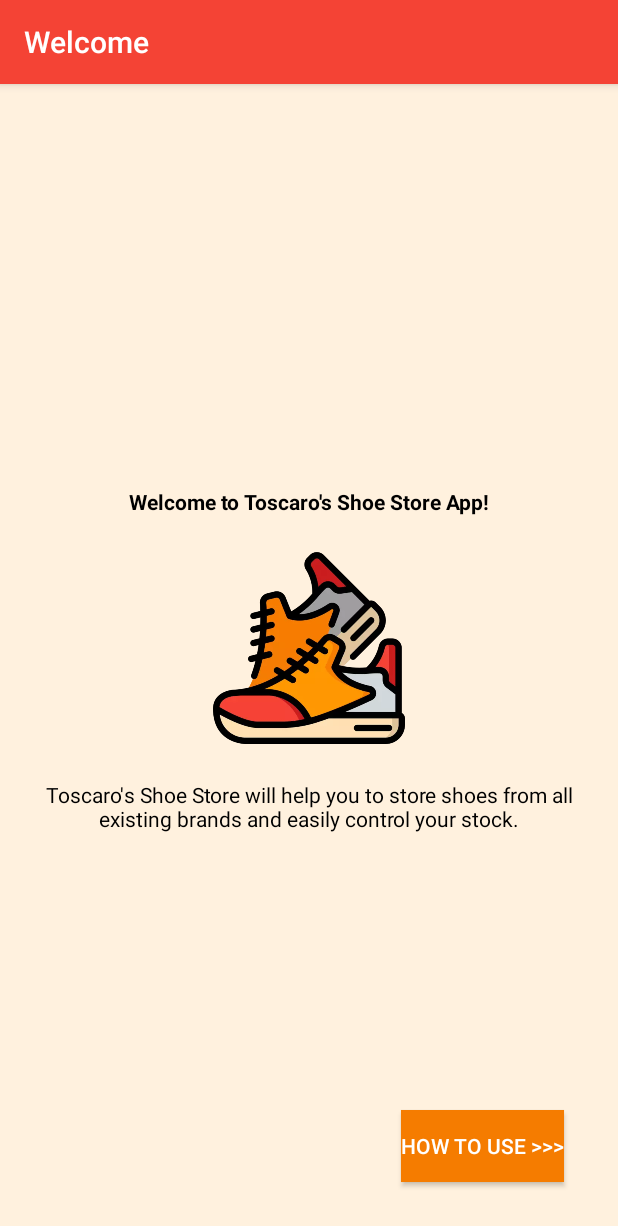
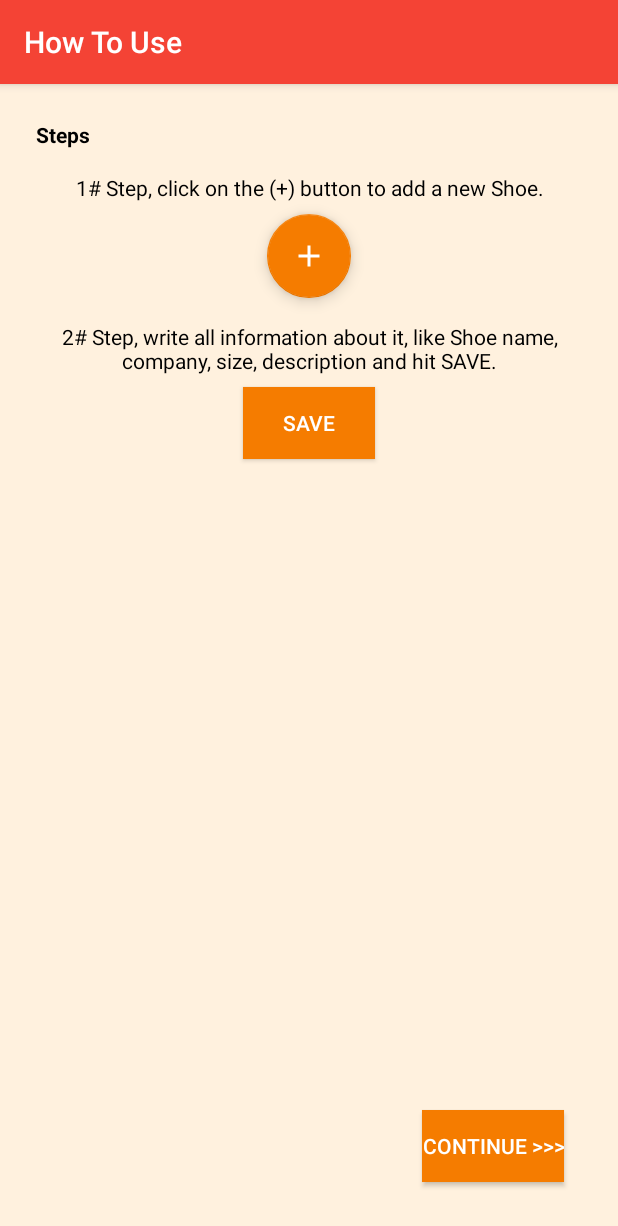
Before and after one commit to Toscaro/shoe-store, an Android app: the WelcomeFragment screen opened through its navigation route, after a tap on an icon or button, on a phone screen of 412 x 824 dp. Shown: the top 1226 px of the screen. Run offline under Robolectric (Android 15) with nearby library versions, the phone set to English and light mode, and no system bars; our stand-ins replace Timber, data binding.

Commit message:
Creating the Instruction Fragment to explain how to add a shoe to the store.

```diff
--- /dev/null
+++ b/app/src/main/java/com/toscaro/shoestore/view/instructions/InstructionFragment.kt
@@ -0,0 +1,27 @@
+package com.toscaro.shoestore.view.instructions
+
+import android.os.Bundle
+import android.view.LayoutInflater
+import android.view.View
+import android.view.ViewGroup
+import com.toscaro.shoestore.R
+import com.toscaro.shoestore.databinding.FragmentInstructionBinding
+import com.toscaro.shoestore.view.common.BaseFragment
+
+class InstructionFragment : BaseFragment() {
+    override val fragmentTitle: Int = R.string.instruction_screen_title
+
+    override fun onCreateView(
+        inflater: LayoutInflater,
+        container: ViewGroup?,
+        savedInstanceState: Bundle?
+    ): View {
+        val binding = FragmentInstructionBinding.inflate(inflater, container, false)
+
+        binding.continueButton.setOnClickListener {
+            //TODO add navigation when implement the Shoe List Screen
+        }
+        return binding.root
+    }
+
+}
--- a/app/src/main/java/com/toscaro/shoestore/view/welcome/WelcomeFragment.kt
+++ b/app/src/main/java/com/toscaro/shoestore/view/welcome/WelcomeFragment.kt
@@ -4,6 +4,7 @@ import android.os.Bundle
 import android.view.LayoutInflater
 import android.view.View
 import android.view.ViewGroup
+import androidx.navigation.Navigation
 import com.toscaro.shoestore.R
 import com.toscaro.shoestore.databinding.FragmentWelcomeBinding
 import com.toscaro.shoestore.view.common.BaseFragment
@@ -18,9 +19,11 @@ class WelcomeFragment : BaseFragment() {
     ): View {
         val binding = FragmentWelcomeBinding.inflate(inflater, container, false)
 
-        binding.welcomeHowToUseButton.setOnClickListener {
-            //TODO add click listener when implement the instruction screen
-        }
+        binding.welcomeHowToUseButton.setOnClickListener(
+            Navigation.createNavigateOnClickListener(
+                WelcomeFragmentDirections.actionWelcomeFragmentToInstructionFragment()
+            )
+        )
         return binding.root
     }
 
--- /dev/null
+++ b/app/src/main/res/anim/slide_left_in.xml
@@ -0,0 +1,10 @@
+<?xml version="1.0" encoding="utf-8"?>
+<set xmlns:android="http://schemas.android.com/apk/res/android"
+    android:shareInterpolator="false">
+    <translate
+        android:duration="300"
+        android:fromXDelta="100%"
+        android:fromYDelta="0%"
+        android:toXDelta="0%"
+        android:toYDelta="0%" />
+</set>
--- /dev/null
+++ b/app/src/main/res/anim/slide_left_out.xml
@@ -0,0 +1,10 @@
+<?xml version="1.0" encoding="utf-8"?>
+<set xmlns:android="http://schemas.android.com/apk/res/android"
+    android:shareInterpolator="false">
+    <translate
+        android:duration="300"
+        android:fromXDelta="0%"
+        android:fromYDelta="0%"
+        android:toXDelta="-100%"
+        android:toYDelta="0%" />
+</set>
--- /dev/null
+++ b/app/src/main/res/anim/slide_right_in.xml
@@ -0,0 +1,10 @@
+<?xml version="1.0" encoding="utf-8"?>
+<set xmlns:android="http://schemas.android.com/apk/res/android"
+    android:shareInterpolator="false">
+    <translate
+        android:duration="300"
+        android:fromXDelta="0%"
+        android:fromYDelta="0%"
+        android:toXDelta="100%"
+        android:toYDelta="0%" />
+</set>
--- /dev/null
+++ b/app/src/main/res/anim/slide_right_out.xml
@@ -0,0 +1,10 @@
+<?xml version="1.0" encoding="utf-8"?>
+<set xmlns:android="http://schemas.android.com/apk/res/android"
+    android:shareInterpolator="false">
+    <translate
+        android:duration="300"
+        android:fromXDelta="-100%"
+        android:fromYDelta="0%"
+        android:toXDelta="0%"
+        android:toYDelta="0%" />
+</set>
--- /dev/null
+++ b/app/src/main/res/anim/wait_slide.xml
@@ -0,0 +1,4 @@
+<?xml version="1.0" encoding="utf-8"?>
+<translate xmlns:android="http://schemas.android.com/apk/res/android"
+    android:duration="300">
+</translate>
--- /dev/null
+++ b/app/src/main/res/layout/fragment_instruction.xml
@@ -0,0 +1,100 @@
+<?xml version="1.0" encoding="utf-8"?>
+<layout xmlns:android="http://schemas.android.com/apk/res/android"
+    xmlns:app="http://schemas.android.com/apk/res-auto"
+    xmlns:tools="http://schemas.android.com/tools">
+
+    <androidx.constraintlayout.widget.ConstraintLayout
+        android:layout_width="match_parent"
+        android:layout_height="match_parent"
+        android:background="@color/colorBackground"
+        tools:context=".view.instructions.InstructionFragment">
+
+        <TextView
+            android:id="@+id/steps_header"
+            style="@style/HeaderStyle"
+            android:layout_width="0dp"
+            android:layout_height="wrap_content"
+            android:layout_marginStart="24dp"
+            android:layout_marginTop="24dp"
+            android:layout_marginEnd="24dp"
+            android:text="@string/instruction_steps_header"
+            android:textAlignment="textStart"
+            app:layout_constraintEnd_toEndOf="parent"
+            app:layout_constraintStart_toStartOf="parent"
+            app:layout_constraintTop_toTopOf="parent" />
+
+        <TextView
+            android:id="@+id/first_step"
+            style="@style/DescriptionStyle"
+            android:layout_width="0dp"
+            android:layout_height="wrap_content"
+            android:layout_marginStart="24dp"
+            android:layout_marginTop="16dp"
+            android:layout_marginEnd="24dp"
+            android:text="@string/instruction_step_one_text"
+            android:textAlignment="center"
+            app:layout_constraintEnd_toEndOf="parent"
+            app:layout_constraintStart_toStartOf="parent"
+            app:layout_constraintTop_toBottomOf="@id/steps_header" />
+
+        <com.google.android.material.floatingactionbutton.FloatingActionButton
+            android:id="@+id/fab_example"
+            android:layout_width="wrap_content"
+            android:layout_height="wrap_content"
+            android:layout_marginTop="8dp"
+            android:clickable="false"
+            android:contentDescription="@string/instruction_step_one_image_content_description"
+            android:focusable="false"
+            android:src="@drawable/ic_add"
+            app:layout_constraintEnd_toEndOf="parent"
+            app:layout_constraintStart_toStartOf="parent"
+            app:layout_constraintTop_toBottomOf="@id/first_step" />
+
+        <TextView
+            android:id="@+id/second_step"
+            style="@style/DescriptionStyle"
+            android:layout_width="0dp"
+            android:layout_height="wrap_content"
+            android:layout_marginStart="24dp"
+            android:layout_marginTop="16dp"
+            android:layout_marginEnd="24dp"
+            android:text="@string/instruction_step_two_text"
+            android:textAlignment="center"
+            app:layout_constraintEnd_toEndOf="parent"
+            app:layout_constraintStart_toStartOf="parent"
+            app:layout_constraintTop_toBottomOf="@id/fab_example" />
+
+        <Button
+            android:id="@+id/save_example"
+            style="@style/ButtonStyle"
+            android:layout_width="wrap_content"
+            android:layout_height="wrap_content"
+            android:layout_marginStart="48dp"
+            android:layout_marginTop="8dp"
+            android:layout_marginEnd="48dp"
+            android:clickable="false"
+            android:contentDescription="@string/instruction_step_two_image_content_description"
+            android:focusable="false"
+            android:text="@string/save_text"
+            app:layout_constraintEnd_toEndOf="parent"
+            app:layout_constraintStart_toStartOf="parent"
+            app:layout_constraintTop_toBottomOf="@id/second_step" />
+
+        <Button
+            android:id="@+id/continue_button"
+            style="@style/ButtonStyle"
+            android:layout_width="wrap_content"
+            android:layout_height="wrap_content"
+            android:layout_marginTop="36dp"
+            android:layout_marginEnd="36dp"
+            android:layout_marginBottom="36dp"
+            android:text="@string/instruction_continue_button"
+            app:layout_constraintBottom_toBottomOf="parent"
+            app:layout_constraintEnd_toEndOf="parent"
+            app:layout_constraintHorizontal_bias="1.0"
+            app:layout_constraintStart_toStartOf="parent"
+            app:layout_constraintTop_toBottomOf="@id/save_example"
+            app:layout_constraintVertical_bias="1.0" />
+
+    </androidx.constraintlayout.widget.ConstraintLayout>
+</layout>
--- a/app/src/main/res/layout/fragment_login.xml
+++ b/app/src/main/res/layout/fragment_login.xml
@@ -15,7 +15,7 @@
             android:layout_width="wrap_content"
             android:layout_height="wrap_content"
             android:layout_marginStart="24dp"
-            android:layout_marginTop="16dp"
+            android:layout_marginTop="24dp"
             android:text="@string/login_email_header"
             app:layout_constraintEnd_toEndOf="parent"
             app:layout_constraintHorizontal_bias="0.0"
--- a/app/src/main/res/navigation/app_nav_graph.xml
+++ b/app/src/main/res/navigation/app_nav_graph.xml
@@ -21,6 +21,20 @@
         android:id="@+id/welcomeFragment"
         android:name="com.toscaro.shoestore.view.welcome.WelcomeFragment"
         android:label="fragment_welcome"
-        tools:layout="@layout/fragment_welcome" />
+        tools:layout="@layout/fragment_welcome">
+        <action
+            android:id="@+id/action_welcomeFragment_to_instructionFragment"
+            app:destination="@id/instructionFragment"
+            app:enterAnim="@anim/slide_left_in"
+            app:exitAnim="@anim/slide_left_out"
+            app:popEnterAnim="@anim/slide_right_out"
+            app:popExitAnim="@anim/slide_right_in" />
+    </fragment>
+
+    <fragment
+        android:id="@+id/instructionFragment"
+        android:name="com.toscaro.shoestore.view.instructions.InstructionFragment"
+        android:label="fragment_instruction"
+        tools:layout="@layout/fragment_instruction" />
 
 </navigation>
--- a/app/src/main/res/values/strings.xml
+++ b/app/src/main/res/values/strings.xml
@@ -1,5 +1,7 @@
 <resources>
+    <!-- Generic texts -->
     <string name="app_name">ShoeStore</string>
+    <string name="save_text">Save</string>
 
     <!-- Login Fragment Screen -->
     <string name="login_screen_title">Login</string>
@@ -16,4 +18,13 @@
     <string name="welcome_shoe_app_icon_description">Shoe app icon</string>
     <string name="welcome_description_text">Toscaro\'s Shoe Store will help you to store shoes from all existing brands and easily control your stock.</string>
     <string name="welcome_how_to_use_text">How to use &gt;&gt;&gt;</string>
+
+    <!-- Instruction Fragment Screen -->
+    <string name="instruction_screen_title">How To Use</string>
+    <string name="instruction_steps_header">Steps</string>
+    <string name="instruction_step_one_text">1# Step, click on the (+) button to add a new Shoe.</string>
+    <string name="instruction_step_one_image_content_description">The example of a round orange button to add a new shoe</string>
+    <string name="instruction_step_two_text">2# Step, write all information about it, like Shoe name, company, size, description and hit SAVE.</string>
+    <string name="instruction_step_two_image_content_description">The example of an orange button to save a new shoe</string>
+    <string name="instruction_continue_button">Continue &gt;&gt;&gt;</string>
 </resources>
```
